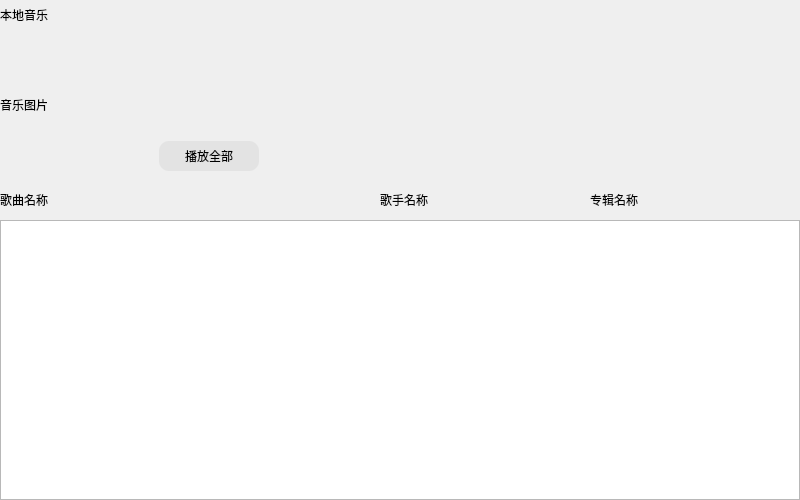
This is QQMusic/commonpage.ui in baizhi613/Qt as Qt 5 draws it before an edit. The edited form follows.
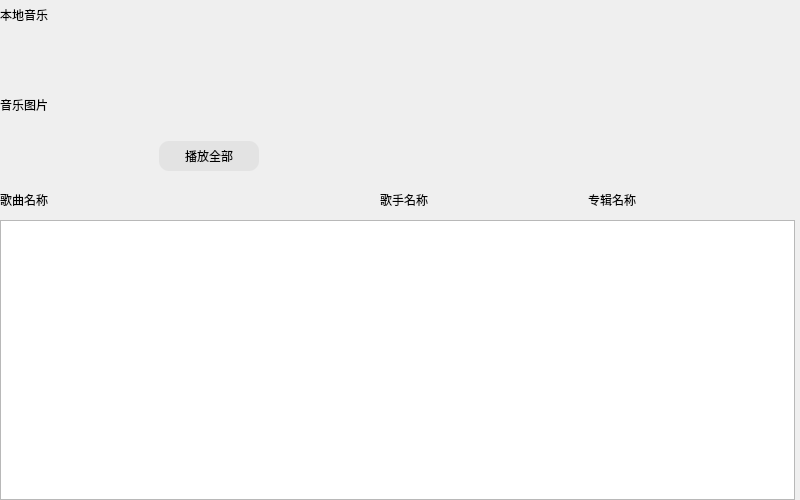
This is the edited form.

What changed in the file:
```diff
--- a/QQMusic/commonpage.ui
+++ b/QQMusic/commonpage.ui
@@ -24,7 +24,7 @@
     <number>0</number>
    </property>
    <property name="rightMargin">
-    <number>0</number>
+    <number>5</number>
    </property>
    <property name="bottomMargin">
     <number>0</number>
@@ -247,7 +247,28 @@
     </widget>
    </item>
    <item>
-    <widget class="QListWidget" name="pageMusicList"/>
+    <widget class="QListWidget" name="pageMusicList">
+     <property name="styleSheet">
+      <string notr="true">#pageMusicList::item:selected
+{
+ background-color:#EFEFEF;
+}
+QScrollBar:vertical
+{
+ border:none; /*边框去掉*/
+ width:10px; /*宽度15像素*/
+ background-color:#F0F0F0; /*背景颜⾊⽩⾊*/
+ margin:0px,0px,0px,0px; /*边距不要*/
+}
+QScrollBar::handle:vertical /*设置⽔平滑竿*/
+{
+ width:10px;
+ background-color:#E3E3E3;
+ border-radius:5px; 
+ min-height:20px;
+}</string>
+     </property>
+    </widget>
    </item>
   </layout>
  </widget>
```
